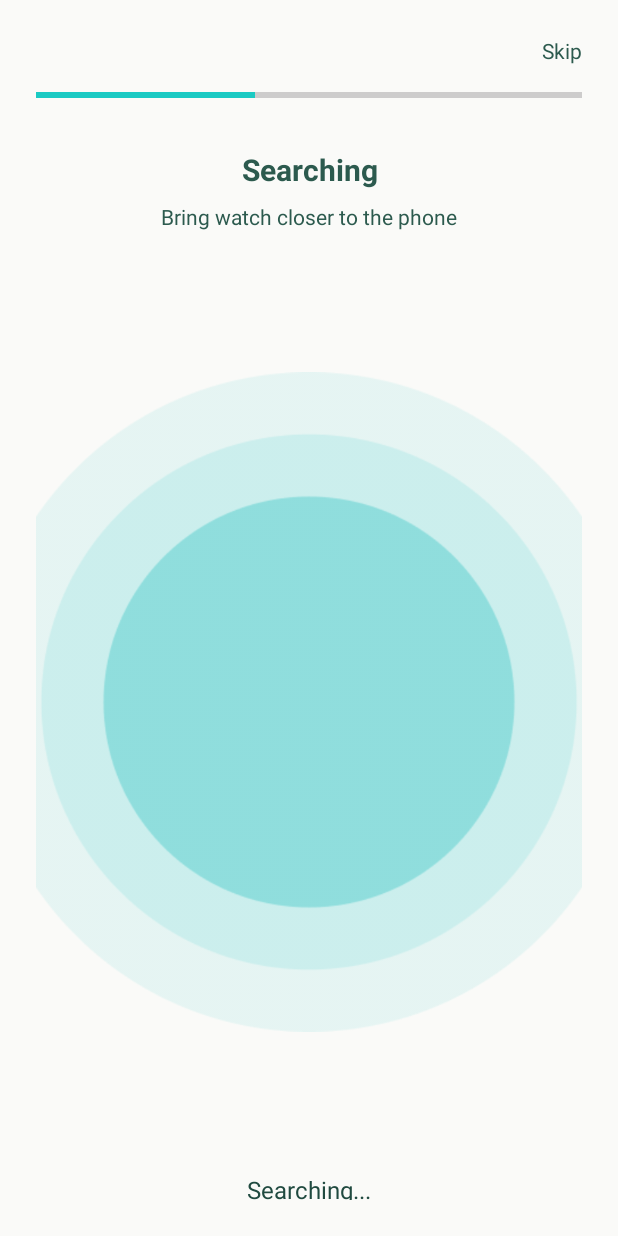
After one commit to janshaaa/ThesisApp, an Android app: the layout layout_connect_searching.xml on its own in the app's theme, with its tools: preview values and no code run, on a phone screen of 412 x 824 dp. The commit adds this screen. Run offline under Robolectric (Android 15) with nearby library versions, the phone set to English and light mode, and no system bars.

Commit message:
Frontend [Connect2] Discovery Screen

```diff
--- a/mobile/src/main/res/layout/activity_connect_watch.xml
+++ b/mobile/src/main/res/layout/activity_connect_watch.xml
@@ -16,10 +16,13 @@
     <!-- 3) Error if no devices found -->
     <include layout="@layout/layout_connect_error" />
 
-    <!-- 4) Radar w/ pop-up icons -->
-    <include layout="@layout/layout_connect_results_radar" />
-
-    <!-- 5) List of devices found -->
+    <!-- 4) List of devices found -->
     <include layout="@layout/layout_connect_select_device" />
 
+    <!-- 5) Connecting prompt -->
+    <include layout="@layout/layout_connecting_device" />
+
+    <!-- 6) Successful connection -->
+    <include layout="@layout/layout_device_connected" />
+
 </ViewFlipper>
--- /dev/null
+++ b/mobile/src/main/res/layout/layout_connect_searching.xml
@@ -0,0 +1,60 @@
+<?xml version="1.0" encoding="utf-8"?>
+<LinearLayout xmlns:android="http://schemas.android.com/apk/res/android"
+    android:background="@color/off_white"
+    android:orientation="vertical"
+    android:gravity="center_horizontal"
+    android:padding="24dp"
+    android:layout_width="match_parent"
+    android:layout_height="match_parent">
+
+    <TextView
+        android:id="@+id/skip2"
+        android:layout_width="wrap_content"
+        android:layout_height="wrap_content"
+        android:text="Skip"
+        android:textColor="@color/text_dark"
+        android:layout_gravity="end" />
+
+    <ProgressBar
+        style="?android:attr/progressBarStyleHorizontal"
+        android:layout_width="match_parent"
+        android:layout_height="8dp"
+        android:layout_marginTop="16dp"
+        android:progress="40"
+        android:progressTint="@color/primary_teal"
+        android:backgroundTint="@color/light_gray" />
+
+    <TextView
+        android:layout_width="match_parent"
+        android:layout_height="wrap_content"
+        android:layout_marginTop="32dp"
+        android:text="Searching"
+        android:textSize="20sp"
+        android:textStyle="bold"
+        android:textColor="@color/text_dark"
+        android:gravity="center" />
+
+    <TextView
+        android:layout_width="wrap_content"
+        android:layout_height="wrap_content"
+        android:layout_marginTop="8dp"
+        android:text="Bring watch closer to the phone"
+        android:textSize="14sp"
+        android:textColor="@color/text_dark" />
+
+    <!-- Radar animation (could be an animated PNG or Lottie) -->
+    <ImageView
+        android:layout_marginTop="24dp"
+        android:src="@drawable/watch_radar"
+        android:layout_width="match_parent"
+        android:layout_height="wrap_content" />
+
+    <TextView
+        android:id="@+id/loadingText"
+        android:layout_width="wrap_content"
+        android:layout_height="wrap_content"
+        android:text="Searching..."
+        android:textColor="#204A40"
+        android:textSize="16sp"
+        android:layout_marginTop="24dp" />
+</LinearLayout>
```
Also changed, not shown: mobile/src/main/res/drawable/watch_radar.png (added).
